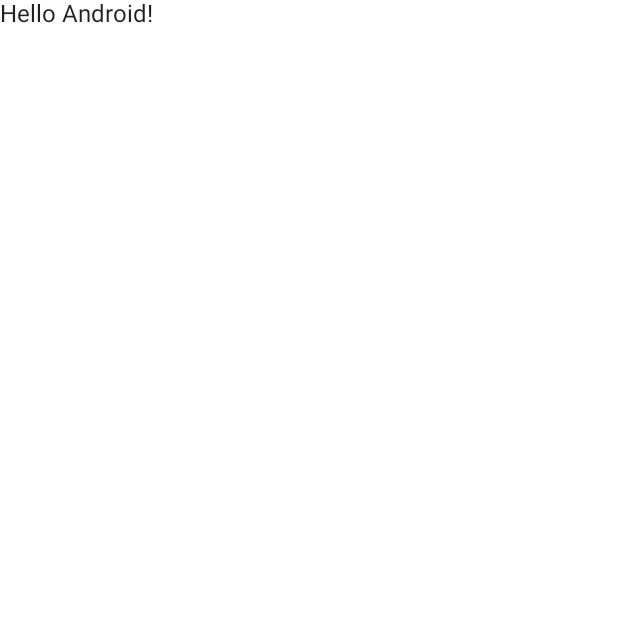
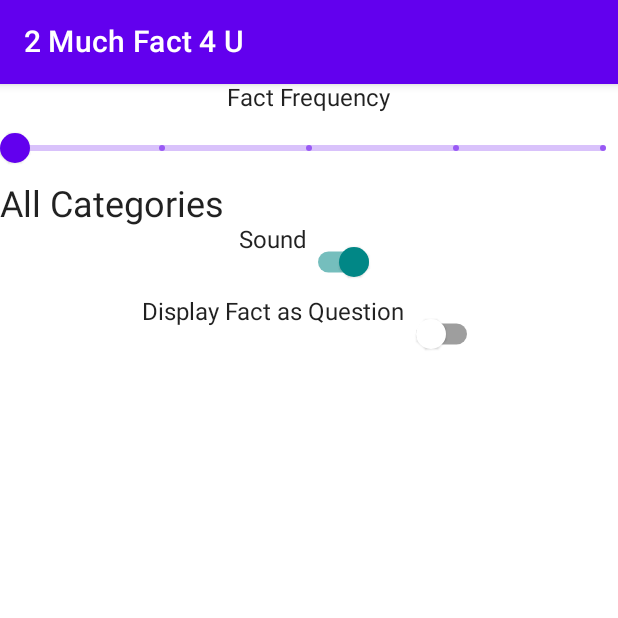
Before and after one commit to DworshiFH/TooMuchFact4U, an Android app built with Jetpack Compose: the screen it shows after launch (MainActivity), on a phone screen of 412 x 824 dp, the top half of it. Before the commit the part shown is almost empty. Run offline under Robolectric (Android 15) with nearby library versions, the phone set to English and light mode, and no system bars.

Commit message:
Bug in HomeScreen.kt fixed.

```diff
--- a/app/build.gradle
+++ b/app/build.gradle
@@ -58,4 +58,7 @@ dependencies {
     androidTestImplementation 'androidx.test.espresso:espresso-core:3.4.0'
     androidTestImplementation "androidx.compose.ui:ui-test-junit4:$compose_version"
     debugImplementation "androidx.compose.ui:ui-tooling:$compose_version"
+
+    //Navigation Component
+    implementation "androidx.navigation:navigation-compose:$nav_version"
 }
--- a/app/src/main/java/at/ac/fhcampuswien/toomuchfact4u/MainActivity.kt
+++ b/app/src/main/java/at/ac/fhcampuswien/toomuchfact4u/MainActivity.kt
@@ -11,6 +11,7 @@ import androidx.compose.material.Text
 import androidx.compose.runtime.Composable
 import androidx.compose.ui.Modifier
 import androidx.compose.ui.tooling.preview.Preview
+import at.ac.fhcampuswien.toomuchfact4u.navigation.FactNavigation
 import at.ac.fhcampuswien.toomuchfact4u.ui.theme.TooMuchFact4UTheme
 
 class MainActivity : ComponentActivity() {
@@ -50,11 +51,8 @@ class MainActivity : ComponentActivity() {
         setContent {
             TooMuchFact4UTheme {
                 // A surface container using the 'background' color from the theme
-                Surface(
-                    modifier = Modifier.fillMaxSize(),
-                    color = MaterialTheme.colors.background
-                ) {
-                    Greeting("Android")
+                MyApp{
+                    FactNavigation()
                 }
             }
         }
@@ -62,14 +60,8 @@ class MainActivity : ComponentActivity() {
 }
 
 @Composable
-fun Greeting(name: String) {
-    Text(text = "Hello $name!")
-}
-
-@Preview(showBackground = true)
-@Composable
-fun DefaultPreview() {
-    TooMuchFact4UTheme {
-        Greeting("Android")
+fun MyApp(content: @Composable () -> Unit){
+    TooMuchFact4UTheme() {
+        content()
     }
 }
--- a/app/src/main/java/at/ac/fhcampuswien/toomuchfact4u/navigation/FactNavigation.kt
+++ b/app/src/main/java/at/ac/fhcampuswien/toomuchfact4u/navigation/FactNavigation.kt
@@ -1,8 +1,26 @@
 package at.ac.fhcampuswien.toomuchfact4u.navigation
 
 import androidx.compose.runtime.Composable
+import androidx.lifecycle.viewmodel.compose.viewModel
+import androidx.navigation.NavController
+import androidx.navigation.compose.NavHost
+import androidx.navigation.compose.composable
+import androidx.navigation.compose.rememberNavController
+import at.ac.fhcampuswien.toomuchfact4u.screens.home.HomeScreen
+import at.ac.fhcampuswien.toomuchfact4u.viewmodels.FactViewModel
 
 @Composable
 fun FactNavigation(){
+    val navController = rememberNavController()
+
+    val factVM: FactViewModel = viewModel()
+
+    NavHost(navController = navController, startDestination = FactScreens.HomeScreen.name){
+        composable(
+            route = FactScreens.HomeScreen.name
+        ) {
+            HomeScreen(navController, factVM)
+        }
+    }
 
 }
--- a/app/src/main/java/at/ac/fhcampuswien/toomuchfact4u/screens/home/HomeScreen.kt
+++ b/app/src/main/java/at/ac/fhcampuswien/toomuchfact4u/screens/home/HomeScreen.kt
@@ -1,8 +1,121 @@
 package at.ac.fhcampuswien.toomuchfact4u.screens.home
 
-import androidx.compose.runtime.Composable
+import android.graphics.Color
+import android.util.Log
+import androidx.compose.foundation.background
+import androidx.compose.foundation.clickable
+import androidx.compose.foundation.layout.*
+import androidx.compose.material.*
+import androidx.compose.runtime.*
+import androidx.compose.ui.Alignment
+import androidx.compose.ui.Modifier
+import androidx.compose.ui.tooling.preview.Preview
+import at.ac.fhcampuswien.toomuchfact4u.viewmodels.FactViewModel
+import androidx.lifecycle.viewmodel.compose.viewModel
+import androidx.navigation.NavController
+import androidx.navigation.compose.rememberNavController
+import at.ac.fhcampuswien.toomuchfact4u.Fact
+
+@Preview(showBackground = true)
+@Composable
+fun HomeScreen(navController: NavController = rememberNavController(), viewModel: FactViewModel = viewModel()){
+    Scaffold(
+        topBar = {
+            TopAppBar( title = {
+                Text(text = "2 Much Fact 4 U")
+            } )
+        }
+    ) {
+        MainContent(viewModel)
+    }
+}
 
 @Composable
-fun HomeScreen(){
+fun MainContent(/*TODO Navigation Component*/ viewModel: FactViewModel){
+    Column(modifier = Modifier
+        .fillMaxWidth(),
+        horizontalAlignment = Alignment.CenterHorizontally
+    ) {
 
+        Text(text = "Fact Frequency")
+        var sliderPosition by remember { mutableStateOf(0f) }
+        Slider(
+            value = sliderPosition,
+            onValueChange = {
+                sliderPosition = it
+                //TODO: Notification
+                            },
+            valueRange = 1f..5f,
+            onValueChangeFinished = {
+                Log.i("HomeScreen","Fact Frequency Value Changed")
+                //TODO
+                //TODO: Notification
+            },
+            steps = 3
+        )
+
+        DropdownCategorySelector(viewModel)
+
+        val useSoundState = remember { mutableStateOf(true)}
+        Row(){
+            Text(text = "Sound")
+            Switch(
+                checked = useSoundState.value,
+                onCheckedChange = {
+                    useSoundState.value = it
+                    viewModel.setUseSound(it)
+                    //TODO: Notification
+                }
+            )
+        }
+
+        val factAsQuestionCheckedState = remember { mutableStateOf(false)}
+        Row(){
+            Text(text = "Display Fact as Question")
+            Switch(
+                checked = factAsQuestionCheckedState.value,
+                onCheckedChange = {
+                    factAsQuestionCheckedState.value = it
+                    viewModel.setDisplayFactAsQuestion(it)
+                    //TODO: Notification
+                }
+            )
+        }
+    }
 }
+
+@Composable
+fun DropdownCategorySelector(viewModel: FactViewModel) {
+    var expanded by remember { mutableStateOf(false) }
+
+    //TODO put these Items into the Viewmodel
+    //val items = listOf("Category A", "Category B") //DEBUG without ViewModel
+    val items = viewModel.getCategoryList()
+
+    var selectedIndex by remember { mutableStateOf(0) }
+    Box(modifier = Modifier
+        .fillMaxWidth()) {
+        Text(text = items[selectedIndex],
+            modifier = Modifier
+                .fillMaxWidth()
+                .clickable(onClick = { expanded = true }),
+        style = MaterialTheme.typography.h5)
+        DropdownMenu(
+            expanded = expanded,
+            onDismissRequest = { expanded = false },
+            modifier = Modifier.fillMaxWidth()
+        ) {
+            items.forEachIndexed { index, s ->
+                DropdownMenuItem(onClick = {
+                    selectedIndex = index
+                    expanded = false
+                    viewModel.setCategory(index)
+                    Log.i("HomeScreen", "index = $index")
+                    Log.i("HomeScreen", "Category = " + viewModel.getURL())
+                }) {
+                    Text(text = items[index])
+                }
+            }
+        }
+    }
+}
--- a/app/src/main/java/at/ac/fhcampuswien/toomuchfact4u/viewmodels/FactViewModel.kt
+++ b/app/src/main/java/at/ac/fhcampuswien/toomuchfact4u/viewmodels/FactViewModel.kt
@@ -10,4 +10,43 @@ class FactViewModel : ViewModel() {
         return _facts
     }
 
+
+
+    private val _categories = listOf("All Categories", "Sports", "History")
+    fun getCategoryList() : List<String>{
+        return _categories
+    }
+    fun setCategory(index: Int){
+        when(index) {
+            0 -> setURL("https://opentdb.com/api.php?amount=1&type=multiple") //All
+            1 -> setURL("https://opentdb.com/api.php?amount=1&category=21&type=multiple") //Sports
+            2 -> setURL("https://opentdb.com/api.php?amount=1&category=23&type=multiple") //History
+        }
+    }
+
+    private var URL = "https://opentdb.com/api.php?amount=1&type=multiple"
+    fun setURL(URL: String){
+        this.URL = URL
+    }
+    fun getURL(): String{
+        return URL
+    }
+
+    private var displayFactAsQuestion = false
+    fun getDisplayFactAsQuestion(): Boolean{
+        return displayFactAsQuestion
+    }
+    fun setDisplayFactAsQuestion(displayFactAsQuestion: Boolean){
+        this.displayFactAsQuestion = displayFactAsQuestion
+    }
+
+    private var useSound = true
+    fun getUseSound(): Boolean{
+        return useSound
+    }
+    fun setUseSound(useSound: Boolean){
+        this.useSound = useSound
+    }
+
+
 }
--- a/build.gradle
+++ b/build.gradle
@@ -1,6 +1,7 @@
 buildscript {
     ext {
         compose_version = '1.0.1'
+        nav_version = "2.4.1"
     }
 }// Top-level build file where you can add configuration options common to all sub-projects/modules.
 plugins {
```
